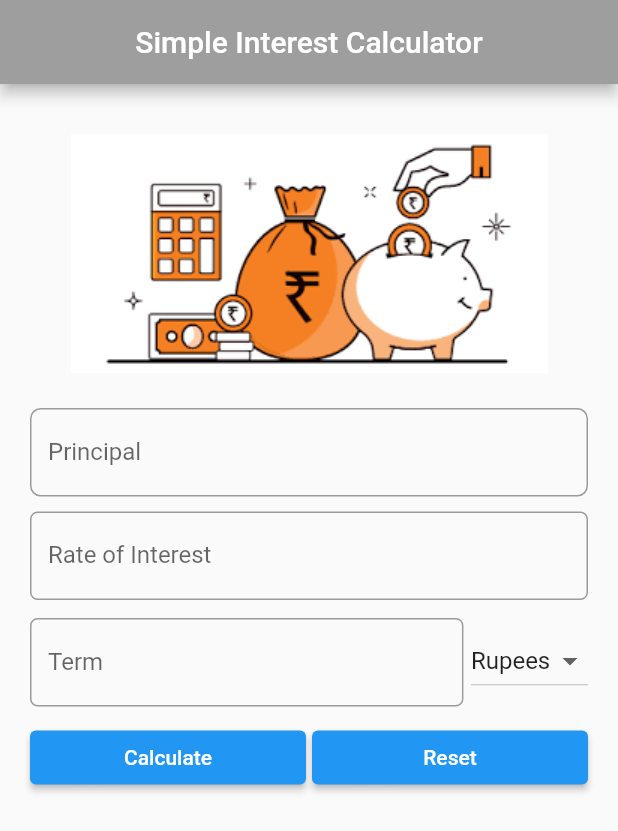
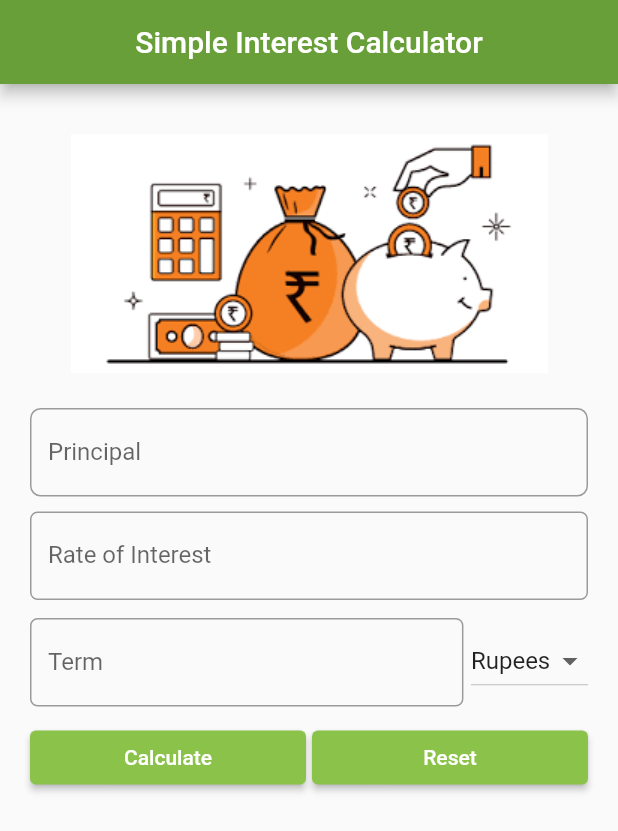
Before and after one commit to Nithyabm29/SI_Calc, a Flutter app: the screen it shows after launch, on a phone screen of 412 x 824 dp. Shown: the top 831 px of the screen. Run offline on Flutter 3.47's test engine with Material 2 defaults, Android fonts, the phone set to English and light mode, and no system bars.

Commit message:
Simple Interest Calculator

```diff
--- a/lib/main.dart
+++ b/lib/main.dart
@@ -41,7 +41,7 @@ class _SicState extends State<Sic> {
     return Scaffold(
         appBar: AppBar(
           title: const Text("Simple Interest Calculator"),
-          backgroundColor: Colors.grey,
+          backgroundColor: Colors.lightGreen[700],
           centerTitle: true,
         ),
         body: Form(
@@ -144,6 +144,9 @@ class _SicState extends State<Sic> {
                         children: [
                           Expanded(
                               child: ElevatedButton(
+                                style: const ButtonStyle(
+                                  backgroundColor: MaterialStatePropertyAll(Colors.lightGreen)
+                                ),
                                 child: const Text("Calculate"),
                                 onPressed: () {
                                   setState(() {
@@ -156,6 +159,9 @@ class _SicState extends State<Sic> {
                           Container(width: 4.0),
                           Expanded(
                               child: ElevatedButton(
+                                style: const ButtonStyle(
+                                  backgroundColor: MaterialStatePropertyAll(Colors.lightGreen)
+                                ),
                                 child: const Text("Reset"),
                                 onPressed: () {
                                   setState(() {
```
